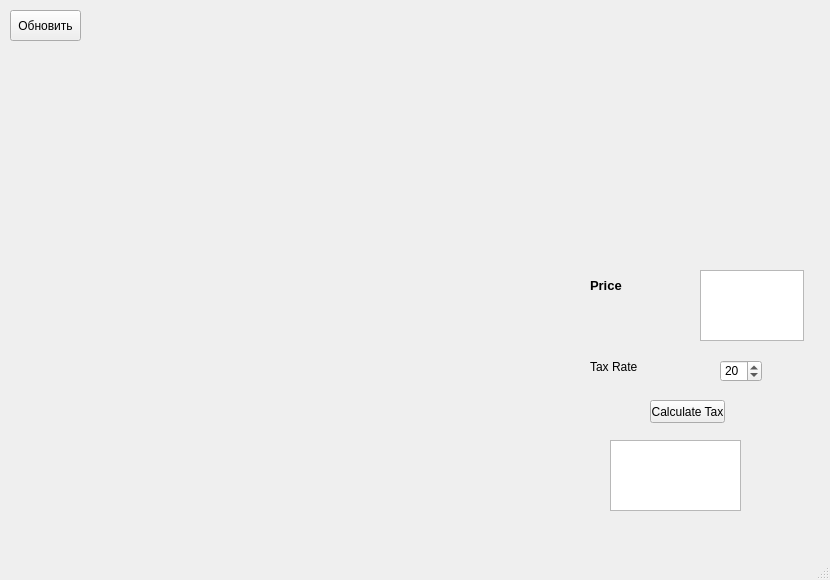
Qt form mainwindow.ui (chalexyur/shnedule) before a commit.
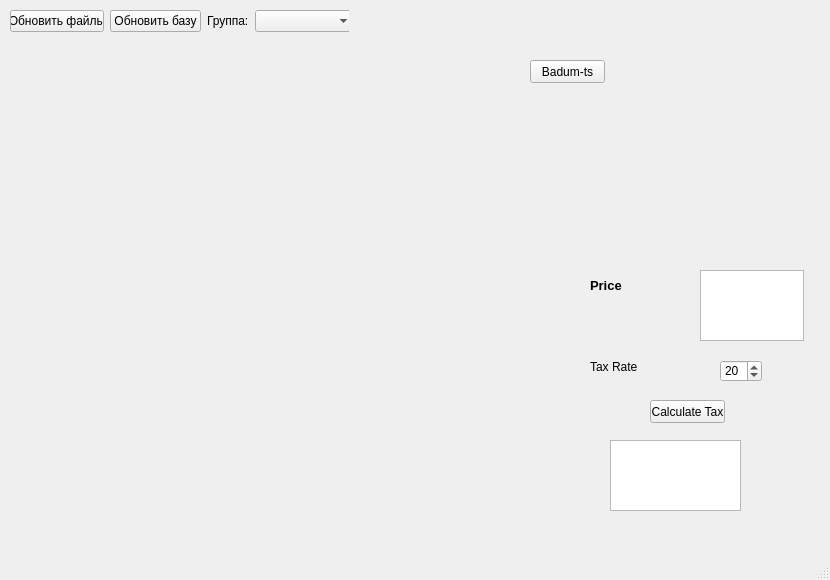
The same form after that commit. Icons and pictures are not drawn.

Patch:
```diff
--- a/mainwindow.ui
+++ b/mainwindow.ui
@@ -97,18 +97,73 @@
      </rect>
     </property>
    </widget>
-   <widget class="QPushButton" name="upd_btn">
+      <widget class="QPushButton" name="badumButton">
+          <property name="geometry">
+              <rect>
+                  <x>530</x>
+                  <y>60</y>
+                  <width>75</width>
+                  <height>23</height>
+              </rect>
+          </property>
+          <property name="text">
+              <string>Badum-ts</string>
+          </property>
+      </widget>
+      <widget class="QWidget" name="">
     <property name="geometry">
      <rect>
       <x>10</x>
-      <y>10</y>
-      <width>71</width>
-      <height>31</height>
+         <y>9</y>
+         <width>339</width>
+         <height>25</height>
      </rect>
     </property>
-    <property name="text">
-     <string>Обновить</string>
-    </property>
+          <layout class="QGridLayout" name="gridLayout">
+              <item row="0" column="0">
+                  <widget class="QPushButton" name="upd_btn">
+                      <property name="text">
+                          <string>Обновить файлы</string>
+                      </property>
+                  </widget>
+              </item>
+              <item row="0" column="1">
+                  <widget class="QPushButton" name="updDbButton">
+                      <property name="text">
+                          <string>Обновить базу</string>
+                      </property>
+                  </widget>
+              </item>
+              <item row="0" column="2">
+                  <widget class="QLabel" name="label_3">
+                      <property name="text">
+                          <string>Группа:</string>
+                      </property>
+                  </widget>
+              </item>
+              <item row="0" column="3">
+                  <widget class="QComboBox" name="groupComboBox">
+                      <property name="sizePolicy">
+                          <sizepolicy hsizetype="Minimum" vsizetype="Fixed">
+                              <horstretch>0</horstretch>
+                              <verstretch>0</verstretch>
+                          </sizepolicy>
+                      </property>
+                      <property name="minimumSize">
+                          <size>
+                              <width>100</width>
+                              <height>0</height>
+                          </size>
+                      </property>
+                      <property name="baseSize">
+                          <size>
+                              <width>100</width>
+                              <height>0</height>
+                          </size>
+                      </property>
+                  </widget>
+              </item>
+          </layout>
    </widget>
   </widget>
   <widget class="QMenuBar" name="menubar">
```
